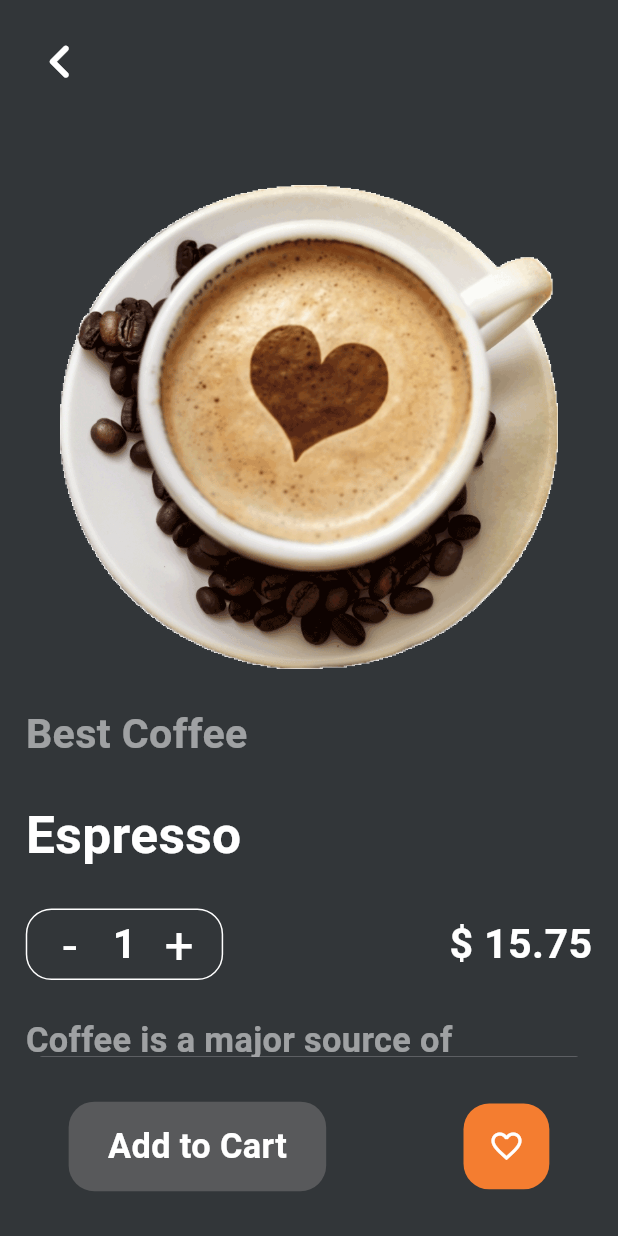
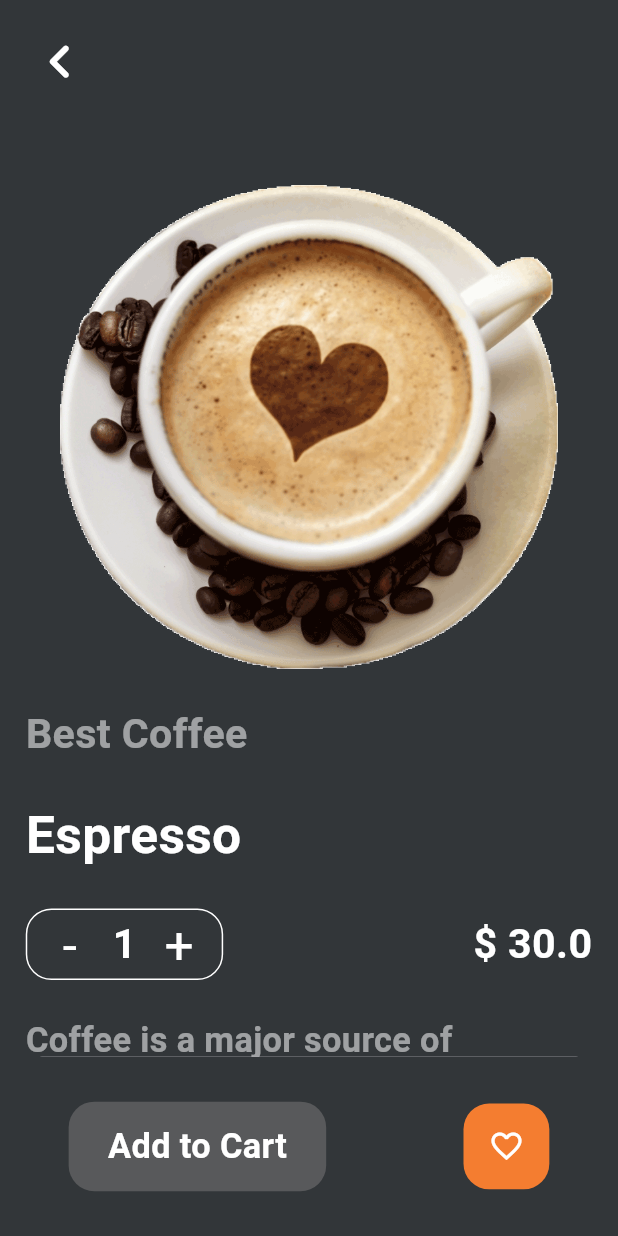
Before and after one commit to Rado-Dayef/coffee_shop_app, a Flutter app: the HomeScreen screen opened by its route, after a tap on "Espresso", on a phone screen of 412 x 824 dp. Run offline on Flutter 3.47's test engine with Material 3 defaults, Android fonts, the phone set to English and light mode, and no system bars; our stand-ins replace flutter_screenutil, fluttertoast, get.

```diff
--- a/lib/constants/app_colors.dart
+++ b/lib/constants/app_colors.dart
@@ -2,7 +2,6 @@ import 'package:coffee_shop_app/constants/app_imports.dart';
 
 class AppColors {
   static const Color whiteColor = Color(0xFFFFFFFF);
-  static const Color blackColor = Color(0xFF000000);
   static const Color orangeColor = Color(0xFFF47D30);
   static const Color darkGrayColor = Color(0xFF222325);
   static const Color lightGrayColor = Color(0xFF323639);
--- a/lib/constants/app_imports.dart
+++ b/lib/constants/app_imports.dart
@@ -1,20 +1,15 @@
-export 'dart:convert';
-
 export 'package:coffee_shop_app/constants/app_bindings.dart';
 export 'package:coffee_shop_app/constants/app_colors.dart';
 export 'package:coffee_shop_app/constants/app_defaults.dart';
 export 'package:coffee_shop_app/constants/app_fonts.dart';
 export 'package:coffee_shop_app/constants/app_pages.dart';
-export 'package:coffee_shop_app/constants/app_shimmers.dart';
 export 'package:coffee_shop_app/constants/app_strings.dart';
 export 'package:coffee_shop_app/controllers/cart_controller.dart';
 export 'package:coffee_shop_app/controllers/details_controller.dart';
 export 'package:coffee_shop_app/controllers/get_started_controller.dart';
 export 'package:coffee_shop_app/controllers/home_controller.dart';
 export 'package:coffee_shop_app/models/coffee_model.dart';
-export 'package:coffee_shop_app/views/screens/cappuccino_screen.dart';
 export 'package:coffee_shop_app/views/screens/cart_screen.dart';
-export 'package:coffee_shop_app/views/screens/cold_coffee_screen.dart';
 export 'package:coffee_shop_app/views/screens/details_screen.dart';
 export 'package:coffee_shop_app/views/screens/get_started_screen.dart';
 export 'package:coffee_shop_app/views/screens/home_screen.dart';
@@ -27,4 +22,3 @@ export 'package:flutter/services.dart';
 export 'package:flutter_screenutil/flutter_screenutil.dart';
 export 'package:fluttertoast/fluttertoast.dart';
 export 'package:get/get.dart';
-export 'package:shimmer/shimmer.dart';
--- a/lib/constants/app_shimmers.dart
+++ /dev/null
@@ -1,121 +0,0 @@
-import 'package:coffee_shop_app/constants/app_imports.dart';
-
-class AppShimmers {
-  static Widget homeCoffeeShimmer() {
-    return GridView.builder(
-      padding: EdgeInsets.symmetric(horizontal: 15.w),
-      itemCount: 6,
-      gridDelegate: SliverGridDelegateWithFixedCrossAxisCount(
-        crossAxisCount: 2,
-        crossAxisSpacing: 20.sp,
-        mainAxisSpacing: 5.sp,
-        mainAxisExtent: 275.sp,
-      ),
-      itemBuilder: (BuildContext context, int index) {
-        return Padding(
-          padding: EdgeInsets.only(
-            top: 10.h,
-            bottom: 5.h,
-          ),
-          child: Container(
-            decoration: BoxDecoration(
-              color: AppColors.lightGrayColor,
-              boxShadow: [
-                BoxShadow(
-                  color: AppColors.darkGrayColor,
-                  offset: const Offset(0, 0),
-                  blurRadius: 8.sp,
-                  spreadRadius: 2.sp,
-                ),
-              ],
-              borderRadius: BorderRadius.circular(15.sp),
-            ),
-            child: Column(
-              mainAxisAlignment: MainAxisAlignment.spaceAround,
-              crossAxisAlignment: CrossAxisAlignment.start,
-              children: [
-                Shimmer.fromColors(
-                  baseColor: AppColors.lighterThenLightGrayColor,
-                  highlightColor: AppColors.darkGrayColor,
-                  child: Center(
-                    child: Container(
-                      height: 130.sp,
-                      width: 130.sp,
-                      decoration: BoxDecoration(
-                        color: AppColors.darkGrayColor,
-                        borderRadius: BorderRadius.circular(10.sp),
-                      ),
-                    ),
-                  ),
-                ),
-                Shimmer.fromColors(
-                  baseColor: AppColors.lighterThenLightGrayColor,
-                  highlightColor: AppColors.darkGrayColor,
-                  child: Container(
-                    height: 15.sp,
-                    width: 75.sp,
-                    margin: EdgeInsets.only(
-                      left: 10.w,
-                    ),
-                    alignment: Alignment.centerLeft,
-                    decoration: BoxDecoration(
-                      color: AppColors.darkGrayColor,
-                      borderRadius: BorderRadius.circular(5.sp),
-                    ),
-                  ),
-                ),
-                Shimmer.fromColors(
-                  baseColor: AppColors.lighterThenLightGrayColor,
-                  highlightColor: AppColors.darkGrayColor,
-                  child: Container(
-                    height: 15.sp,
-                    width: 110.sp,
-                    margin: EdgeInsets.only(
-                      left: 10.w,
-                    ),
-                    alignment: Alignment.centerLeft,
-                    decoration: BoxDecoration(
-                      color: AppColors.darkGrayColor,
-                      borderRadius: BorderRadius.circular(5.sp),
-                    ),
-                  ),
-                ),
-                Padding(
-                  padding: EdgeInsets.symmetric(
-                    horizontal: 10.h,
-                  ),
-                  child: Row(
-                    mainAxisAlignment: MainAxisAlignment.spaceBetween,
-                    children: [
-                      Shimmer.fromColors(
-                        baseColor: AppColors.lighterThenLightGrayColor,
-                        highlightColor: AppColors.darkGrayColor,
-                        child: Container(
-                          height: 15.sp,
-                          width: 50.sp,
-                          alignment: Alignment.centerLeft,
-                          decoration: BoxDecoration(
-                            color: AppColors.darkGrayColor,
-                            borderRadius: BorderRadius.circular(5.sp),
-                          ),
-                        ),
-                      ),
-                      Shimmer.fromColors(
-                        baseColor: AppColors.lighterThenLightGrayColor,
-                        highlightColor: AppColors.darkGrayColor,
-                        child: CircleAvatar(
-                          backgroundColor: AppColors.orangeColor,
-                          radius: 15.sp,
-                        ),
-                      ),
-                    ],
-                  ),
-                ),
-              ],
-            ),
-          ),
-        );
-      },
-    );
-  }
-}
--- a/lib/constants/app_strings.dart
+++ b/lib/constants/app_strings.dart
@@ -18,14 +18,12 @@ class AppStrings {
   static const String dollarSign = "\$";
 
   /// App JSON Texts.
+  static const String dataJSONText = "data";
   static const String imageJSONText = "image";
   static const String titleJSONText = "title";
   static const String priceJSONText = "price";
   static const String volumeJSONText = "volume";
   static const String subTitleJSONText = "subTitle";
-
-  /// App JSONs.
-  static const String coffeeJSON = "assets/jsons/coffeeJSON.json";
 
   /// App Images.
   static const String latteImage = "assets/images/latteImage.png";
@@ -35,7 +33,6 @@ class AppStrings {
   static const String getStartedBackgroundImage = "assets/images/getStartedBackgroundImage.png";
 
   /// App Fonts.
-  static const String timesFont = "Times";
   static const String shadeBlueFont = "ShadeBlue";
 
   /// App Toasts.
@@ -57,5 +54,5 @@ class AppStrings {
   static const String bestCoffeeText = "Best Coffee";
   static const String blackCoffeeText = "Black Coffee";
   static const String findYourCoffeeText = "Find your coffee";
-  static const String coffeeDetailsText = "Coffee is a major source of antioxidants in the diet. It has many health benefits";
+  static const String coffeeDescriptionText = "Coffee is a major source of antioxidants in the diet. It has many health benefits";
 }
--- a/lib/controllers/details_controller.dart
+++ b/lib/controllers/details_controller.dart
@@ -1,9 +1,9 @@
 import 'package:coffee_shop_app/constants/app_imports.dart';
 
 class DetailsController extends GetxController {
-  CoffeeModel coffeeFromArguments = Get.arguments;
   RxInt count = RxInt(1);
   RxDouble totalPrice = RxDouble(0);
+  CoffeeModel coffeeFromArguments = Get.arguments;
 
   @override
   void onInit() {
--- a/lib/controllers/home_controller.dart
+++ b/lib/controllers/home_controller.dart
@@ -1,28 +1,45 @@
 import 'package:coffee_shop_app/constants/app_imports.dart';
 
 class HomeController extends GetxController {
-  RxInt index = RxInt(0);
-  List<CoffeeModel> coffeeList = [];
+  Map<String, List<CoffeeModel>> coffeeList = {
+    AppStrings.dataJSONText: [
+      CoffeeModel(
+        AppStrings.latteImage,
+        price: 30,
+        volume: 60,
+        title: AppStrings.latteText,
+        subTitle: AppStrings.bestCoffeeText,
+        description: AppStrings.coffeeDescriptionText,
+      ),
+      CoffeeModel(
+        AppStrings.espressoImage,
+        price: 30,
+        volume: 60,
+        title: AppStrings.espressoText,
+        subTitle: AppStrings.bestCoffeeText,
+        description: AppStrings.coffeeDescriptionText,
+      ),
+      CoffeeModel(
+        AppStrings.blackCoffeeImage,
+        price: 30,
+        volume: 60,
+        title: AppStrings.blackCoffeeText,
+        subTitle: AppStrings.bestCoffeeText,
+        description: AppStrings.coffeeDescriptionText,
+      ),
+      CoffeeModel(
+        AppStrings.coldCoffeeImage,
+        price: 30,
+        volume: 100,
+        title: AppStrings.coldCoffeeText,
+        subTitle: AppStrings.bestCoffeeText,
+        description: AppStrings.coffeeDescriptionText,
+      ),
+    ]
+  };
 
   /// To navigate from the home screen to the details screen.
   void onCoffeeItemClick(CoffeeModel coffee) {
     Get.toNamed(AppStrings.detailsRoute, arguments: coffee);
   }
-
-  /// To load the coffee data from the JSON file.
-  Future<void> loadCoffeeData() async {
-    try {
-      String jsonString = await rootBundle.loadString(AppStrings.coffeeJSON);
-      List<dynamic> jsonList = jsonDecode(jsonString);
-      await Future.delayed(
-        /// To create a delay with two second before assign the data into the list to display the shimmer animation.
-        const Duration(
-          seconds: 2,
-        ),
-        () => coffeeList = jsonList.map((json) => CoffeeModel.fromJson(json)).toList(),
-      );
-    } catch (e) {
-      AppDefaults.defaultToast(e.toString());
-    }
-  }
 }
--- a/lib/models/coffee_model.dart
+++ b/lib/models/coffee_model.dart
@@ -1,11 +1,10 @@
-import 'package:coffee_shop_app/constants/app_imports.dart';
-
 class CoffeeModel {
   final int volume;
   final String image;
   final String title;
   final double price;
   final String subTitle;
+  final String description;
 
   CoffeeModel(
     this.image, {
@@ -13,23 +12,6 @@ class CoffeeModel {
     required this.price,
     required this.volume,
     required this.subTitle,
+    required this.description,
   });
-
-  factory CoffeeModel.fromJson(Map<String, dynamic> json) {
-    return CoffeeModel(
-      json[AppStrings.imageJSONText],
-      title: json[AppStrings.titleJSONText],
-      volume: json[AppStrings.volumeJSONText],
-      subTitle: json[AppStrings.subTitleJSONText],
-      price: json[AppStrings.priceJSONText].toDouble(),
-    );
-  }
-
-  Map<String, dynamic> toJson() => {
-        AppStrings.imageJSONText: image,
-        AppStrings.titleJSONText: title,
-        AppStrings.priceJSONText: price,
-        AppStrings.volumeJSONText: volume,
-        AppStrings.subTitleJSONText: subTitle,
-      };
 }
--- a/lib/views/screens/cappuccino_screen.dart
+++ /dev/null
@@ -1,19 +0,0 @@
-import 'package:coffee_shop_app/constants/app_imports.dart';
-
-class CappuccinoScreen extends StatelessWidget {
-  const CappuccinoScreen({super.key});
-
-  @override
-  Widget build(BuildContext context) {
-    return Center(
-      child: Text(
-        AppStrings.cappuccinoText,
-        style: AppFonts.font20White.copyWith(
-          fontSize: 40.sp,
-          fontWeight: FontWeight.bold,
-          fontFamily: AppStrings.shadeBlueFont,
-        ),
-      ),
-    );
-  }
-}
--- a/lib/views/screens/cold_coffee_screen.dart
+++ /dev/null
@@ -1,19 +0,0 @@
-import 'package:coffee_shop_app/constants/app_imports.dart';
-
-class ColdCoffeeScreen extends StatelessWidget {
-  const ColdCoffeeScreen({super.key});
-
-  @override
-  Widget build(BuildContext context) {
-    return Center(
-      child: Text(
-        AppStrings.coldCoffeeText,
-        style: AppFonts.font20White.copyWith(
-          fontSize: 40.sp,
-          fontWeight: FontWeight.bold,
-          fontFamily: AppStrings.shadeBlueFont,
-        ),
-      ),
-    );
-  }
-}
--- a/lib/views/screens/details_screen.dart
+++ b/lib/views/screens/details_screen.dart
@@ -133,7 +133,7 @@ class DetailsScreen extends GetWidget<DetailsController> {
               ),
               const GapWidget(20),
               Text(
-                AppStrings.coffeeDetailsText,
+                AppStrings.coffeeDescriptionText,
                 style: AppFonts.font20White.copyWith(
                   color: AppColors.transparentWhiteColor,
                   fontWeight: FontWeight.bold,
--- a/lib/views/screens/home_screen.dart
+++ b/lib/views/screens/home_screen.dart
@@ -89,35 +89,23 @@ class HomeScreen extends GetWidget<HomeController> {
                   ),
                 ),
                 const GapWidget(20),
-                Obx(
-                  () {
-                    return Row(
+                Row(
                   mainAxisAlignment: MainAxisAlignment.spaceEvenly,
                   children: [
                     InkWell(
-                          onTap: () => controller.index.value = 0,
                       child: TabBarWidget(
+                        onClick: () {},
                         AppStrings.hotCoffeeText,
-                            isIndexTrue: controller.index.value == 0,
+                        isIndexTrue: true,
                       ),
                     ),
-                        InkWell(
-                          onTap: () => controller.index.value = 1,
-                          child: TabBarWidget(
+                    const TabBarWidget(
                       AppStrings.coldCoffeeText,
-                            isIndexTrue: controller.index.value == 1,
                     ),
-                        ),
-                        InkWell(
-                          onTap: () => controller.index.value = 2,
-                          child: TabBarWidget(
+                    const TabBarWidget(
                       AppStrings.cappuccinoText,
-                            isIndexTrue: controller.index.value == 2,
-                          ),
                     ),
                   ],
-                    );
-                  },
                 ),
               ],
             ),
@@ -127,15 +115,7 @@ class HomeScreen extends GetWidget<HomeController> {
           padding: EdgeInsets.only(
             bottom: 50.h,
           ),
-          child: Obx(
-            () {
-              return controller.index.value == 0
-                  ? HotCoffeeScreen(controller)
-                  : controller.index.value == 1
-                      ? const ColdCoffeeScreen()
-                      : const CappuccinoScreen();
-            },
-          ),
+          child: HotCoffeeScreen(controller),
         ),
         bottomSheet: Container(
           height: 50.h,
--- a/lib/views/screens/hot_coffee_screen.dart
+++ b/lib/views/screens/hot_coffee_screen.dart
@@ -7,25 +7,11 @@ class HotCoffeeScreen extends StatelessWidget {
 
   @override
   Widget build(BuildContext context) {
-    return FutureBuilder<void>(
-      future: controller.loadCoffeeData(),
-      builder: (BuildContext context, AsyncSnapshot snapshot) {
-        if (snapshot.connectionState == ConnectionState.waiting) {
-          return AppShimmers.homeCoffeeShimmer();
-        } else if (snapshot.hasError) {
-          return Center(
-            child: Icon(
-              Icons.error_outline,
-              color: AppColors.whiteColor,
-              size: 75.sp,
-            ),
-          );
-        } else {
     return GridView.builder(
       padding: EdgeInsets.symmetric(
         horizontal: 15.w,
       ),
-            itemCount: controller.coffeeList.length,
+      itemCount: controller.coffeeList[AppStrings.dataJSONText]!.length,
       gridDelegate: SliverGridDelegateWithFixedCrossAxisCount(
         crossAxisCount: 2,
         crossAxisSpacing: 20.sp,
@@ -33,7 +19,7 @@ class HotCoffeeScreen extends StatelessWidget {
         mainAxisExtent: 275.sp,
       ),
       itemBuilder: (BuildContext context, int index) {
-              CoffeeModel coffee = controller.coffeeList[index];
+        CoffeeModel coffee = controller.coffeeList[AppStrings.dataJSONText]![index];
         return InkWell(
           onTap: () => controller.onCoffeeItemClick(coffee),
           child: HomeCoffeeWidget(coffee),
@@ -41,7 +27,4 @@ class HotCoffeeScreen extends StatelessWidget {
       },
     );
   }
-      },
-    );
 }
-}
--- a/lib/views/widgets/tab_bar_widget.dart
+++ b/lib/views/widgets/tab_bar_widget.dart
@@ -2,17 +2,21 @@ import 'package:coffee_shop_app/constants/app_imports.dart';
 
 class TabBarWidget extends StatelessWidget {
   final String title;
-  final bool isIndexTrue;
+  final bool? isIndexTrue;
+  final VoidCallback? onClick;
 
   const TabBarWidget(
     this.title, {
-    required this.isIndexTrue,
+    this.onClick,
+    this.isIndexTrue,
     super.key,
   });
 
   @override
   Widget build(BuildContext context) {
-    return SizedBox(
+    return InkWell(
+      onTap: onClick ?? () => AppDefaults.defaultToast(AppStrings.thisFeatureIsNotAvailableToast),
+      child: SizedBox(
         height: 40.h,
         width: 100.w,
         child: Column(
@@ -20,16 +24,17 @@ class TabBarWidget extends StatelessWidget {
             Text(
               title,
               style: AppFonts.font20White.copyWith(
-              color: isIndexTrue ? AppColors.orangeColor : AppColors.whiteColor,
+                color: isIndexTrue ?? false ? AppColors.orangeColor : AppColors.whiteColor,
                 fontWeight: FontWeight.bold,
               ),
             ),
             Divider(
-            color: isIndexTrue ? AppColors.orangeColor : AppColors.transparentColor,
+              color: isIndexTrue ?? false ? AppColors.orangeColor : AppColors.transparentColor,
               thickness: 2.sp,
             ),
           ],
         ),
+      ),
     );
   }
 }
--- a/pubspec.yaml
+++ b/pubspec.yaml
@@ -10,7 +10,6 @@ dependencies:
     sdk: flutter
 
   get: ^4.6.6
-  shimmer: ^3.0.0
   fluttertoast: ^8.2.5
   cupertino_icons: ^1.0.6
   flutter_screenutil: ^5.9.0
@@ -33,7 +32,6 @@ flutter:
   assets:
     - assets/
     - assets/fonts/
-    - assets/jsons/
     - assets/images/
 
   fonts:
```
Also changed, not shown: assets/jsons/coffeeJSON.json (deleted, +0 -30 lines), pubspec.lock. Lines whose indentation alone changed are shown as unchanged.
